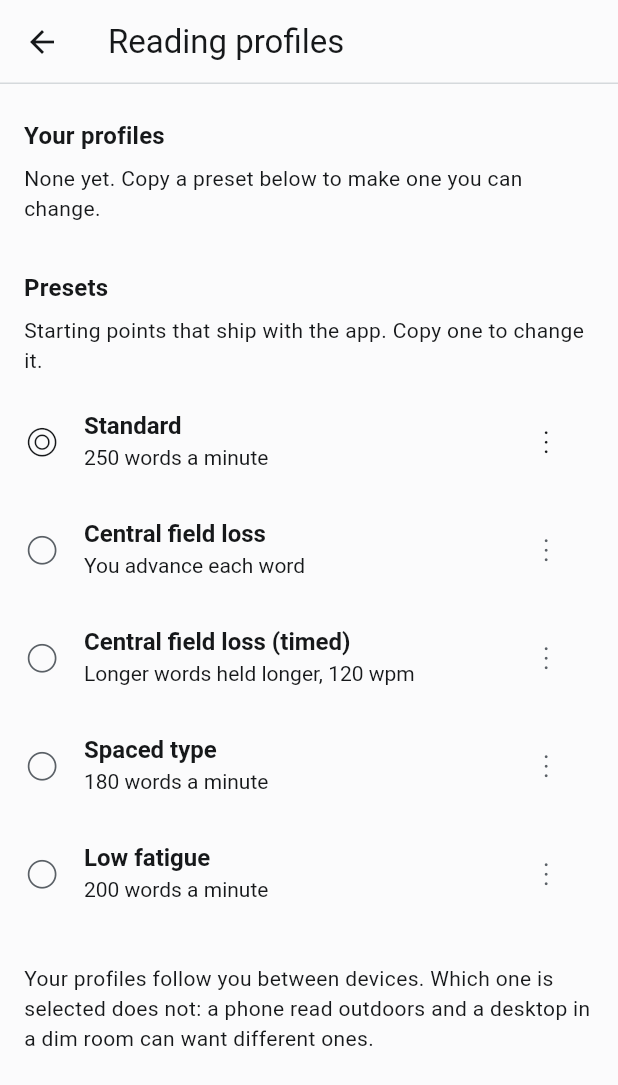
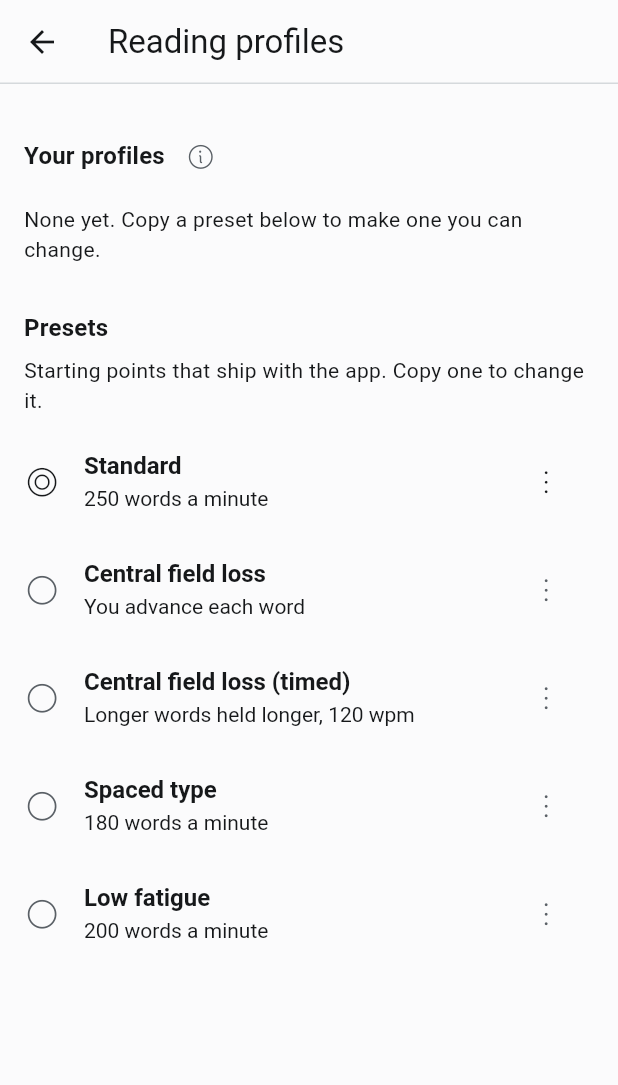
Before and after one commit to arnasbertulis/hereader, a Flutter app: the screen it shows after launch, item 3 of the bottom bar chosen, after a tap on "Reading profiles", on a phone screen of 412 x 824 dp. Shown: the top 1085 px of the screen. Run offline on Flutter 3.47's test engine with Material 3 defaults, Android fonts, the phone set to English and light mode, and no system bars; our stand-ins replace drift, drift_flutter, file_picker, flutter_secure_storage, package_info_plus; accounts and stored records are empty; generated files the repository leaves out were written again.

Commit message:
feat(app): move profiles' closing paragraph behind InfoDot
"Your profiles follow you between devices..." printed unconditionally
under the preset list on Reading profiles. Moves it onto the "Your
profiles" section header's InfoDot instead, the closing item in #382's
table. The new widget test needed an explicit unmount-and-pump before
teardown: watchActiveProfile/watchProfiles leave a Timer scheduled that
the framework reports as leaked otherwise (see .claude/rules/app.md).

```diff
--- a/app/lib/reading/profiles_screen.dart
+++ b/app/lib/reading/profiles_screen.dart
@@ -3,6 +3,7 @@ import 'package:rsvp_engine/rsvp_engine.dart';
 
 import '../data/library_repository.dart';
 import '../theme/content_width.dart';
+import 'info_dot.dart';
 import 'profile_actions.dart';
 import 'profile_edit_screen.dart';
 import 'profile_row.dart';
@@ -132,7 +133,17 @@ class _ProfilesScreenState extends State<ProfilesScreen> {
               return ContentWidth(
                 child: ListView(
                   children: [
-                    const SectionHeader('Your profiles'),
+                    SectionHeader(
+                      'Your profiles',
+                      info: const InfoDot(
+                        semanticLabel: 'About your profiles',
+                        explanation:
+                            'Your profiles follow you between devices. '
+                            'Which one is selected does not: a phone read '
+                            'outdoors and a desktop in a dim room can want '
+                            'different ones.',
+                      ),
+                    ),
                     if (mine.isEmpty)
                       const Padding(
                         padding: EdgeInsets.fromLTRB(16, 0, 16, 8),
@@ -167,15 +178,6 @@ class _ProfilesScreenState extends State<ProfilesScreen> {
                         onEdit: () => _edit(profile),
                         onDuplicate: () => _duplicate(profile),
                       ),
-
-                    const Padding(
-                      padding: EdgeInsets.fromLTRB(16, 24, 16, 32),
-                      child: Text(
-                        'Your profiles follow you between devices. Which one '
-                        'is selected does not: a phone read outdoors and a '
-                        'desktop in a dim room can want different ones.',
-                      ),
-                    ),
                   ],
                 ),
               );
```
Also changed, not shown: 1 other file.
